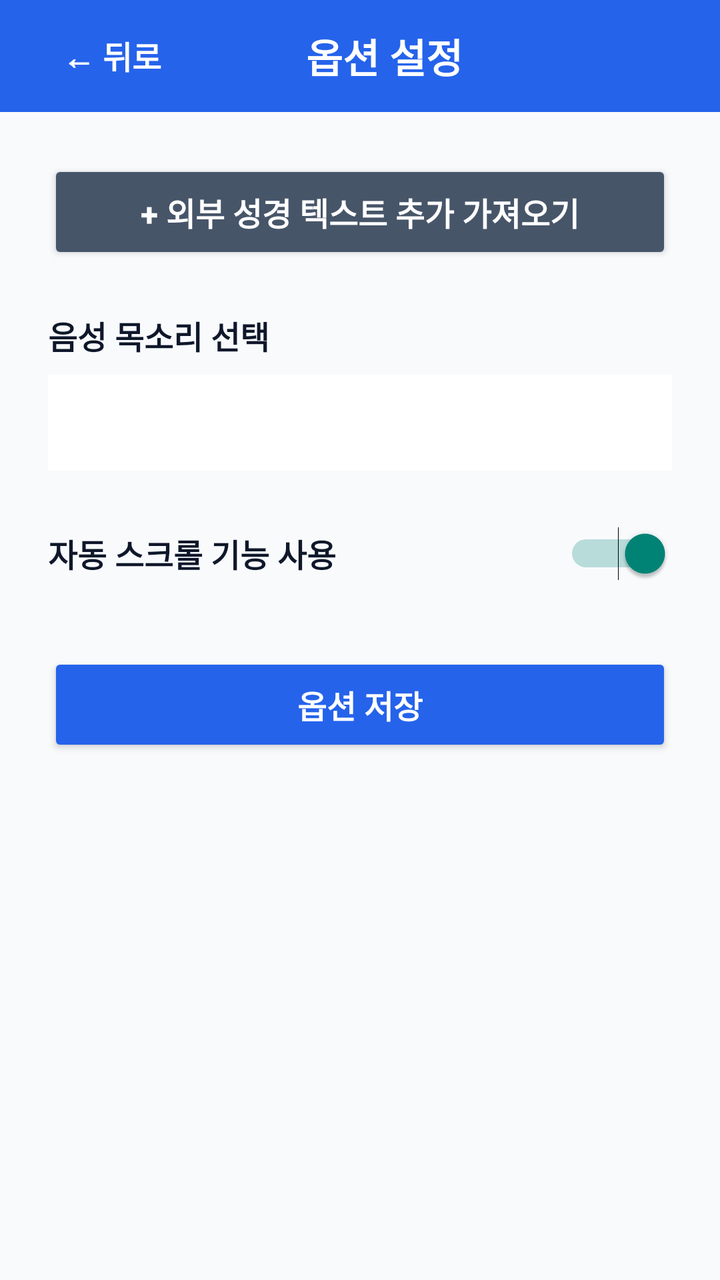
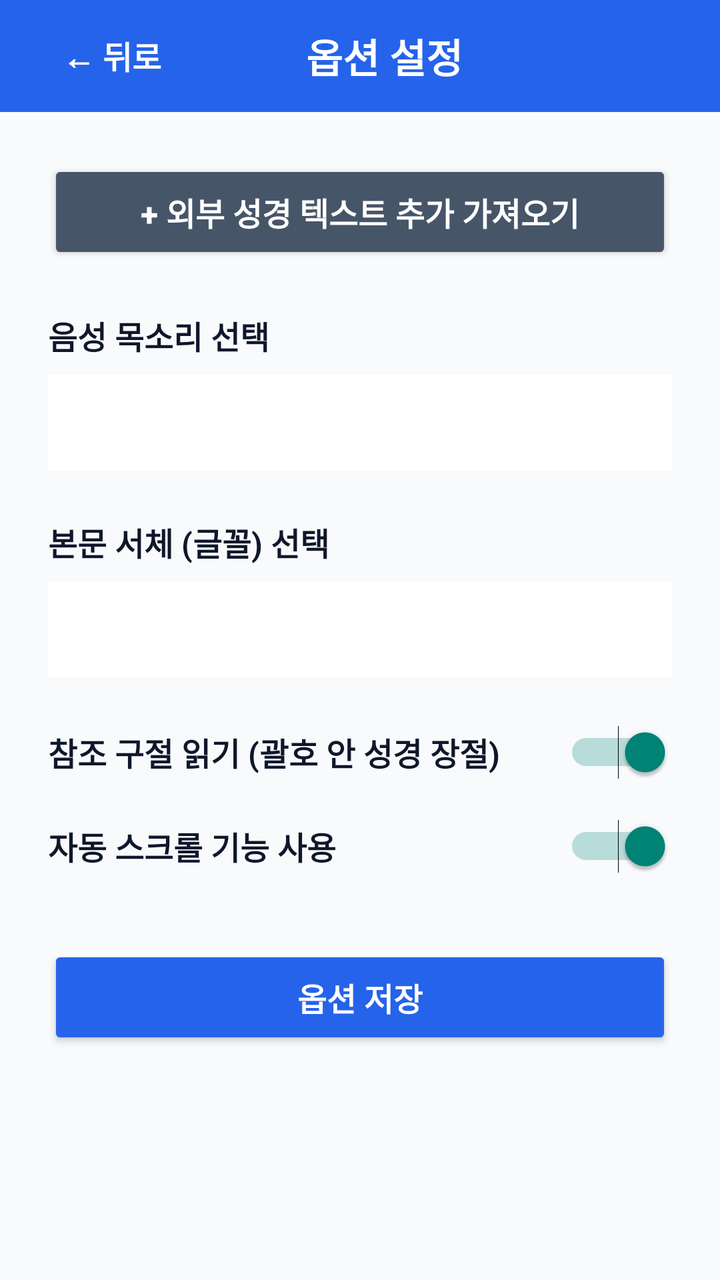

Screens rendered from an Android XML layout before and after an edit, with the pre-edit source and the edit as a unified diff.
<!-- AndroidManifest.xml: application theme android:Theme.Material.Light.NoActionBar -->
<!-- res/layout/activity_settings.xml -->
<?xml version="1.0" encoding="utf-8"?>
<LinearLayout xmlns:android="http://schemas.android.com/apk/res/android"
    android:layout_width="match_parent"
    android:layout_height="match_parent"
    android:background="#F8FAFC"
    android:fitsSystemWindows="true"
    android:orientation="vertical">

    
    <LinearLayout
        android:layout_width="match_parent"
        android:layout_height="56dp"
        android:background="#2563EB"
        android:gravity="center_vertical"
        android:orientation="horizontal"
        android:paddingHorizontal="12dp">

        <Button
            android:id="@+id/backButton"
            android:layout_width="wrap_content"
            android:layout_height="wrap_content"
            android:background="?android:attr/selectableItemBackgroundBorderless"
            android:text="← 뒤로"
            android:textColor="#FFFFFF"
            android:textSize="16sp"
            android:textStyle="bold" />

        <TextView
            android:layout_width="0dp"
            android:layout_height="wrap_content"
            android:layout_weight="1"
            android:gravity="center"
            android:text="옵션 설정"
            android:textColor="#FFFFFF"
            android:textSize="20sp"
            android:textStyle="bold" />

        <View
            android:layout_width="64dp"
            android:layout_height="wrap_content" />
    </LinearLayout>

    <ScrollView
        android:layout_width="match_parent"
        android:layout_height="0dp"
        android:layout_weight="1"
        android:fillViewport="true"
        android:padding="24dp">

        <LinearLayout
            android:layout_width="match_parent"
            android:layout_height="wrap_content"
            android:orientation="vertical">

            <Button
                android:id="@+id/importBibleButton"
                android:layout_width="match_parent"
                android:layout_height="52dp"
                android:backgroundTint="#475569"
                android:text="+ 외부 성경 텍스트 추가 가져오기"
                android:textColor="#FFFFFF"
                android:textSize="16sp"
                android:textStyle="bold" />

            <TextView
                android:layout_width="match_parent"
                android:layout_height="wrap_content"
                android:layout_marginTop="24dp"
                android:text="음성 목소리 선택"
                android:textColor="#0F172A"
                android:textSize="16sp"
                android:textStyle="bold" />

            <Spinner
                android:id="@+id/settingsVoiceSpinner"
                android:layout_width="match_parent"
                android:layout_height="wrap_content"
                android:layout_marginTop="8dp"
                android:background="#FFFFFF"
                android:minHeight="48dp"
                android:padding="8dp" />

            <Switch
                android:id="@+id/autoScrollSwitch"
                android:layout_width="match_parent"
                android:layout_height="wrap_content"
                android:layout_marginTop="28dp"
                android:checked="true"
                android:text="자동 스크롤 기능 사용"
                android:textColor="#0F172A"
                android:textSize="16sp"
                android:textStyle="bold" />

            <Button
                android:id="@+id/saveOptionsButton"
                android:layout_width="match_parent"
                android:layout_height="52dp"
                android:layout_marginTop="36dp"
                android:backgroundTint="#2563EB"
                android:text="옵션 저장"
                android:textColor="#FFFFFF"
                android:textSize="16sp"
                android:textStyle="bold" />
        </LinearLayout>
    </ScrollView>

</LinearLayout>
<!-- resources referenced by this layout -->
<resources>

</resources>

<!-- the commit's change to res/layout/activity_settings.xml (unified diff, before → after) -->
@@ -80,11 +80,40 @@
                 android:minHeight="48dp"
                 android:padding="8dp" />
 
+            <TextView
+                android:layout_width="match_parent"
+                android:layout_height="wrap_content"
+                android:layout_marginTop="24dp"
+                android:text="본문 서체 (글꼴) 선택"
+                android:textColor="#0F172A"
+                android:textSize="16sp"
+                android:textStyle="bold" />
+
+            <Spinner
+                android:id="@+id/settingsFontSpinner"
+                android:layout_width="match_parent"
+                android:layout_height="wrap_content"
+                android:layout_marginTop="8dp"
+                android:background="#FFFFFF"
+                android:minHeight="48dp"
+                android:padding="8dp" />
+
+            <Switch
+                android:id="@+id/readReferenceSwitch"
+                android:layout_width="match_parent"
+                android:layout_height="wrap_content"
+                android:layout_marginTop="24dp"
+                android:checked="true"
+                android:text="참조 구절 읽기 (괄호 안 성경 장절)"
+                android:textColor="#0F172A"
+                android:textSize="16sp"
+                android:textStyle="bold" />
+
             <Switch
                 android:id="@+id/autoScrollSwitch"
                 android:layout_width="match_parent"
                 android:layout_height="wrap_content"
-                android:layout_marginTop="28dp"
+                android:layout_marginTop="20dp"
                 android:checked="true"
                 android:text="자동 스크롤 기능 사용"
                 android:textColor="#0F172A"
